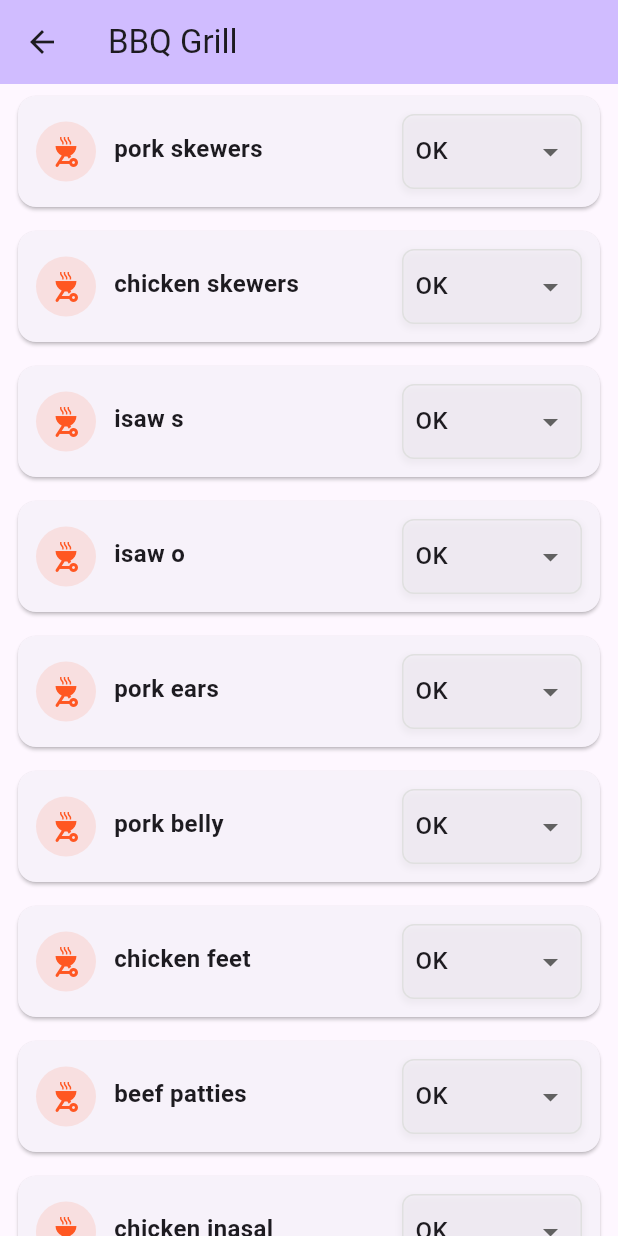
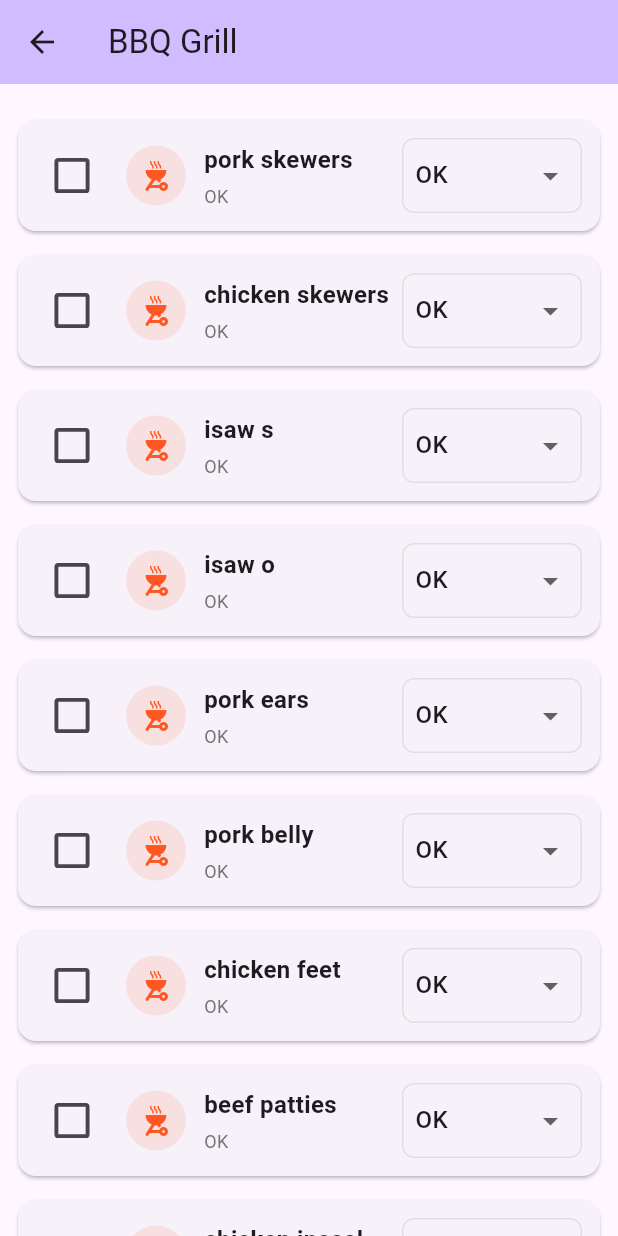
Before and after one commit to Roianme/stock-count-app, a Flutter app: the screen it shows after launch, after a tap on the "view list" icon, after a tap on "BBQ Grill", on a phone screen of 412 x 824 dp. Run offline on Flutter 3.47's test engine with Material 3 defaults, Android fonts, the phone set to English and light mode, and no system bars.

Commit message:
Add item check functionality and progress tracking
Introduces an isChecked property to Item, enables toggling item checked state in CategoryView, and displays per-category progress in HomeView. Updates CategoryViewModel with methods for toggling checked state and progress calculation. Improves UI to show checkboxes and progress indicators for inventory verification.

```diff
--- a/stock_count_app/lib/model/item_model.dart
+++ b/stock_count_app/lib/model/item_model.dart
@@ -16,15 +16,40 @@ enum Category {
 }
 
 class Item {
+  static int _nextId = 1;
+
   final int id;
   final String name;
   final Category category;
   final ItemStatus status;
+  final bool isChecked;
 
   Item({
-    required this.id,
-    required this.name,
-    required this.category,
-    required this.status,
-  });
+    int? id,
+    String? name,
+    Category? category,
+    ItemStatus? status,
+    this.isChecked = false,
+  }) : id = id ?? _nextId++,
+       name = name ?? 'Unnamed Item',
+       category = category ?? Category.misc,
+       status = status ?? ItemStatus.ok {
+    if (id != null && id >= _nextId) _nextId = id + 1;
+  }
+
+  Item copyWith({
+    int? id,
+    String? name,
+    Category? category,
+    ItemStatus? status,
+    bool? isChecked,
+  }) {
+    return Item(
+      id: id ?? this.id,
+      name: name ?? this.name,
+      category: category ?? this.category,
+      status: status ?? this.status,
+      isChecked: isChecked ?? this.isChecked,
+    );
+  }
 }
--- a/stock_count_app/lib/view/category_view.dart
+++ b/stock_count_app/lib/view/category_view.dart
@@ -35,27 +35,41 @@ class _CategoryViewState extends State<CategoryView> {
           appBar: AppBar(
             backgroundColor: Theme.of(context).colorScheme.inversePrimary,
             title: Text(widget.category.displayName),
+            elevation: 0,
           ),
           body: categoryItems.isEmpty
               ? const Center(child: Text('No items in this category'))
-              : ListView.builder(
+              : Column(
+                  children: [
+                    const SizedBox(height: 16),
+                    // Items list
+                    Expanded(
+                      child: ListView.builder(
+                        padding: const EdgeInsets.symmetric(horizontal: 12),
                         itemCount: categoryItems.length,
                         itemBuilder: (context, index) {
                           final item = categoryItems[index];
                           return Card(
-                      margin: const EdgeInsets.symmetric(
-                        horizontal: 12,
-                        vertical: 8,
-                      ),
+                            margin: const EdgeInsets.symmetric(vertical: 8),
                             child: Padding(
                               padding: const EdgeInsets.all(12.0),
                               child: Row(
                                 children: [
-                            //can be a picture of the item in future versions
+                                  // Checkbox for verification
+                                  Transform.scale(
+                                    scale: 1.3,
+                                    child: Checkbox(
+                                      value: item.isChecked,
+                                      onChanged: (_) {
+                                        viewModel.toggleItemChecked(item.id);
+                                      },
+                                    ),
+                                  ),
+                                  const SizedBox(width: 12),
+                                  // Icon
                                   CircleAvatar(
-                              backgroundColor: item.category.color.withOpacity(
-                                0.12,
-                              ),
+                                    backgroundColor: item.category.color
+                                        .withOpacity(0.12),
                                     child: Icon(
                                       item.category.icon,
                                       color: item.category.color,
@@ -64,7 +78,8 @@ class _CategoryViewState extends State<CategoryView> {
                                   const SizedBox(width: 12),
                                   Expanded(
                                     child: Column(
-                                crossAxisAlignment: CrossAxisAlignment.start,
+                                      crossAxisAlignment:
+                                          CrossAxisAlignment.start,
                                       children: [
                                         Text(
                                           item.name,
@@ -74,6 +89,13 @@ class _CategoryViewState extends State<CategoryView> {
                                           ),
                                         ),
                                         const SizedBox(height: 4),
+                                        Text(
+                                          item.status.displayName,
+                                          style: TextStyle(
+                                            fontSize: 12,
+                                            color: Colors.grey[600],
+                                          ),
+                                        ),
                                       ],
                                     ),
                                   ),
@@ -83,16 +105,10 @@ class _CategoryViewState extends State<CategoryView> {
                                       horizontal: 8,
                                     ),
                                     decoration: BoxDecoration(
-                                border: Border.all(color: Colors.grey.shade300),
+                                      border: Border.all(
+                                        color: Colors.grey.shade300,
+                                      ),
                                       borderRadius: BorderRadius.circular(8),
-                                boxShadow: [
-                                  BoxShadow(
-                                    color: Colors.grey.withOpacity(0.1),
-                                    spreadRadius: 1,
-                                    blurRadius: 3,
-                                    offset: const Offset(0, 2),
-                                  ),
-                                ],
                                     ),
                                     child: DropdownButtonHideUnderline(
                                       child: DropdownButton<ItemStatus>(
@@ -120,6 +136,9 @@ class _CategoryViewState extends State<CategoryView> {
                             ),
                           );
                         },
+                      ),
+                    ),
+                  ],
                 ),
         );
       },
--- a/stock_count_app/lib/view/home_view.dart
+++ b/stock_count_app/lib/view/home_view.dart
@@ -1,5 +1,6 @@
 import 'package:flutter/material.dart';
 import '../model/item_model.dart';
+import '../data/item_data.dart';
 import 'category_view.dart';
 import '../viewmodel/home_view_model.dart';
 
@@ -200,6 +201,14 @@ class _HomePageState extends State<HomePage> {
                   color: Colors.black87,
                 ),
               ),
+              Text(
+                _getCategoryProgress(category),
+                style: TextStyle(
+                  fontSize: 12,
+                  color: Colors.blue,
+                  fontWeight: FontWeight.w500,
+                ),
+              ),
             ],
           ),
         ),
@@ -238,20 +247,41 @@ class _HomePageState extends State<HomePage> {
             color: Colors.black87,
           ),
         ),
-        trailing: Icon(
-          Icons.arrow_forward_ios,
-          size: 16,
-          color: Colors.grey[400],
+        trailing: Row(
+          mainAxisSize: MainAxisSize.min,
+          children: [
+            Text(
+              _getCategoryProgress(category),
+              style: TextStyle(
+                fontSize: 12,
+                color: Colors.blue,
+                fontWeight: FontWeight.w500,
+              ),
+            ),
+            const SizedBox(width: 12),
+            Icon(Icons.arrow_forward_ios, size: 16, color: Colors.grey[400]),
+          ],
         ),
         onTap: () => _navigateToCategory(category),
       ),
     );
   }
 
-  void _navigateToCategory(Category category) {
-    Navigator.push(
+  void _navigateToCategory(Category category) async {
+    await Navigator.push(
       context,
       MaterialPageRoute(builder: (context) => CategoryView(category: category)),
     );
+    // Refresh home view after returning (triggers AnimatedBuilder rebuild)
+    viewModel.notifyListeners();
+  }
+
+  String _getCategoryProgress(Category category) {
+    final categoryItems = items
+        .where((item) => item.category == category)
+        .toList();
+    final checkedCount = categoryItems.where((item) => item.isChecked).length;
+    final totalCount = categoryItems.length;
+    return '$checkedCount/$totalCount checked';
   }
 }
--- a/stock_count_app/lib/viewmodel/category_view_model.dart
+++ b/stock_count_app/lib/viewmodel/category_view_model.dart
@@ -32,4 +32,31 @@ class CategoryViewModel extends ChangeNotifier {
     }
     notifyListeners();
   }
+
+  void toggleItemChecked(int itemId) {
+    final mainIndex = data.items.indexWhere((i) => i.id == itemId);
+    if (mainIndex != -1) {
+      final updated = data.items[mainIndex].copyWith(
+        isChecked: !data.items[mainIndex].isChecked,
+      );
+      data.items[mainIndex] = updated;
+    }
+    final idx = itemsInCategory.indexWhere((i) => i.id == itemId);
+    if (idx != -1) {
+      itemsInCategory[idx] = data.items.firstWhere((i) => i.id == itemId);
+    }
+    notifyListeners();
+  }
+
+  int get checkedItemsCount {
+    return itemsInCategory.where((i) => i.isChecked).length;
+  }
+
+  int get totalItemsCount {
+    return itemsInCategory.length;
+  }
+
+  String get itemsProgress {
+    return '$checkedItemsCount/$totalItemsCount';
+  }
 }
```
Lines whose indentation alone changed are shown as unchanged.
